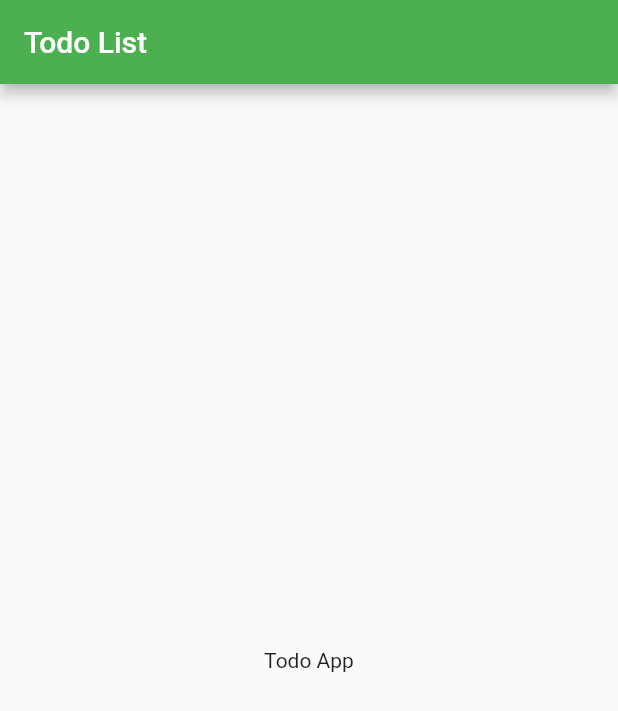
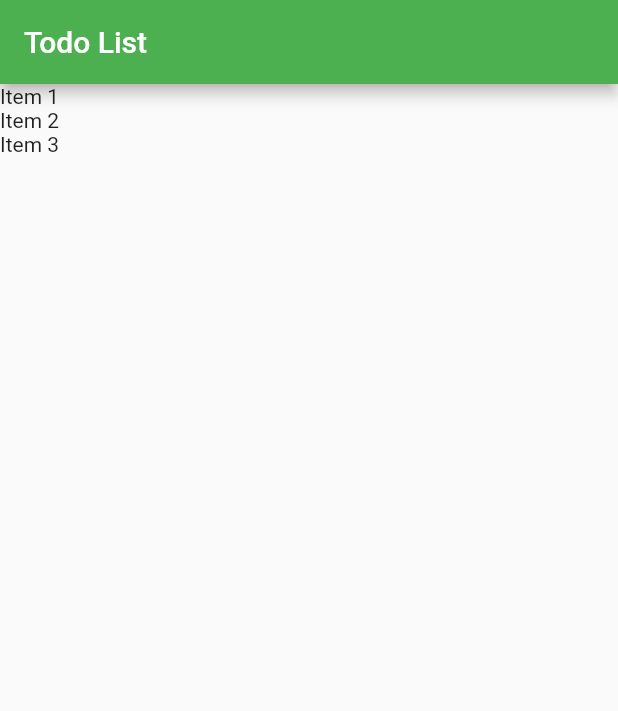
Before and after one commit to dennisweyner/Todo-Flutter-App, a Flutter app: the screen it shows after launch, on a phone screen of 412 x 824 dp. Shown: the top 711 px of the screen. Run offline on Flutter 3.47's test engine with Material 2 defaults, Android fonts, the phone set to English and light mode, and no system bars.

Commit message:
conversão da homepage para estateful, para cuidar melhor do estado do app e listagem dos items na página principal do app

```diff
--- a/lib/main.dart
+++ b/lib/main.dart
@@ -1,4 +1,6 @@
 import 'package:flutter/material.dart';
+
+import 'models/item.dart';
 
 void main() => runApp(MyApp());
 
@@ -16,17 +18,32 @@ class MyApp extends StatelessWidget {
   }
 }
 
-class HomePage extends StatelessWidget {
+class HomePage extends StatefulWidget {
+  var items = new List<Item>();
+
+  HomePage() {
+    items = [];
+    items.add(Item(title: "Item 1", done: false));
+    items.add(Item(title: "Item 2", done: true));
+    items.add(Item(title: "Item 3", done: false));
+  }
+
+  @override
+  _HomePageState createState() => _HomePageState();
+}
+
+class _HomePageState extends State<HomePage> {
   @override
   Widget build(BuildContext context) {
     return Scaffold(
       appBar: AppBar(
         title: Text("Todo List"),
       ),
-      body: Container(
-        child: Center(
-          child: Text("Todo App"),
-        ),
+      body: ListView.builder(
+        itemCount: widget.items.length,
+        itemBuilder: (BuildContext ctxt, int index) {
+          return Text(widget.items[index].title);
+        },
       ),
     );
   }
```
